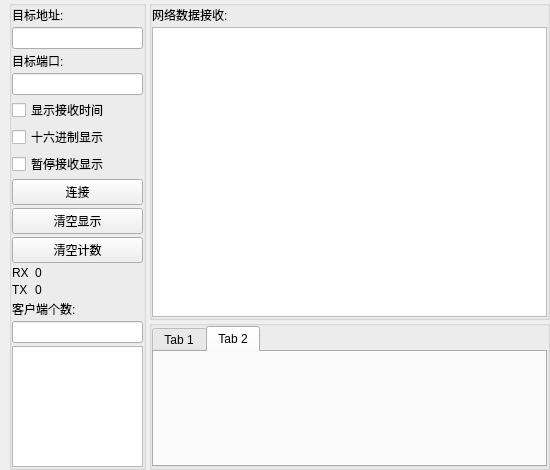
Qt form UI/TCPClients.ui (BeiChenYx/NetDebug) before a commit.
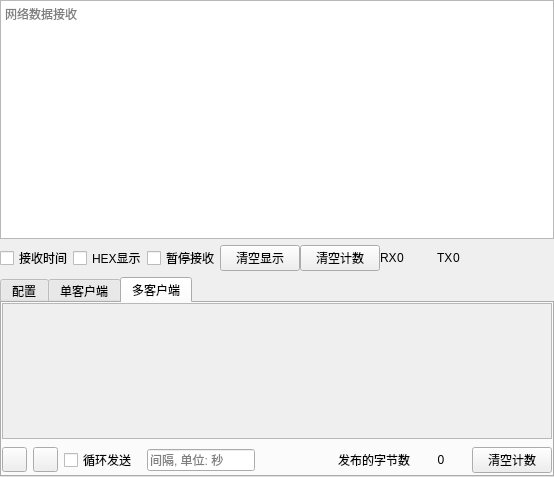
The same form after that commit. The open tabs and pages were chosen to show the change. Icons and pictures are not drawn.

The edit to the form file:
```diff
--- a/UI/TCPClients.ui
+++ b/UI/TCPClients.ui
@@ -6,16 +6,16 @@
    <rect>
     <x>0</x>
     <y>0</y>
-    <width>550</width>
-    <height>470</height>
+    <width>554</width>
+    <height>477</height>
    </rect>
   </property>
   <property name="windowTitle">
    <string>TCP/IP_Clients</string>
   </property>
-  <layout class="QGridLayout" name="gridLayout_4">
+  <layout class="QGridLayout" name="gridLayout">
    <property name="leftMargin">
-    <number>9</number>
+    <number>0</number>
    </property>
    <property name="topMargin">
     <number>0</number>
@@ -27,22 +27,154 @@
     <number>0</number>
    </property>
    <property name="horizontalSpacing">
-    <number>3</number>
+    <number>0</number>
    </property>
-   <property name="verticalSpacing">
+   <item row="0" column="0">
+    <widget class="QTextEdit" name="textEdit">
+     <property name="placeholderText">
+      <string>网络数据接收</string>
+     </property>
+    </widget>
+   </item>
+   <item row="2" column="0">
+    <widget class="QTabWidget" name="tabWidget">
+     <property name="maximumSize">
+      <size>
+       <width>16777215</width>
+       <height>200</height>
+      </size>
+     </property>
+     <property name="currentIndex">
+      <number>1</number>
+     </property>
+     <widget class="QWidget" name="tab_set">
+      <attribute name="title">
+       <string>配置</string>
+      </attribute>
+      <layout class="QGridLayout" name="gridLayout_2">
+       <property name="leftMargin">
     <number>0</number>
    </property>
-   <item row="0" column="0" rowspan="2">
-    <widget class="QGroupBox" name="groupBox_3">
+       <property name="topMargin">
+        <number>0</number>
+       </property>
+       <property name="rightMargin">
+        <number>0</number>
+       </property>
+       <property name="bottomMargin">
+        <number>0</number>
+       </property>
+       <item row="0" column="0">
+        <widget class="QListWidget" name="listWidget">
+         <property name="minimumSize">
+          <size>
+           <width>200</width>
+           <height>0</height>
+          </size>
+         </property>
      <property name="maximumSize">
       <size>
-       <width>137</width>
+           <width>140</width>
        <height>16777215</height>
       </size>
      </property>
-     <property name="title">
-      <string/>
-     </property>
+         <property name="toolTip">
+          <string>客户端列表</string>
+         </property>
+        </widget>
+       </item>
+       <item row="0" column="1">
+        <layout class="QHBoxLayout" name="horizontalLayout_5">
+         <item>
+          <layout class="QVBoxLayout" name="verticalLayout">
+           <item>
+            <widget class="QLineEdit" name="lineEdit_IP">
+             <property name="maximumSize">
+              <size>
+               <width>100</width>
+               <height>16777215</height>
+              </size>
+             </property>
+             <property name="placeholderText">
+              <string>目标服务器地址</string>
+             </property>
+            </widget>
+           </item>
+           <item>
+            <widget class="QLineEdit" name="lineEdit_Port">
+             <property name="maximumSize">
+              <size>
+               <width>70</width>
+               <height>16777215</height>
+              </size>
+             </property>
+             <property name="placeholderText">
+              <string>端口号</string>
+             </property>
+            </widget>
+           </item>
+           <item>
+            <widget class="QLineEdit" name="lineEdit_Clients_Count">
+             <property name="maximumSize">
+              <size>
+               <width>70</width>
+               <height>16777215</height>
+              </size>
+             </property>
+             <property name="placeholderText">
+              <string>客户端个数</string>
+             </property>
+            </widget>
+           </item>
+           <item>
+            <widget class="QPushButton" name="pushButton_Connect">
+             <property name="maximumSize">
+              <size>
+               <width>60</width>
+               <height>16777215</height>
+              </size>
+             </property>
+             <property name="text">
+              <string>连接</string>
+             </property>
+            </widget>
+           </item>
+           <item>
+            <spacer name="verticalSpacer_2">
+             <property name="orientation">
+              <enum>Qt::Vertical</enum>
+             </property>
+             <property name="sizeHint" stdset="0">
+              <size>
+               <width>20</width>
+               <height>40</height>
+              </size>
+             </property>
+            </spacer>
+           </item>
+          </layout>
+         </item>
+        </layout>
+       </item>
+       <item row="0" column="2">
+        <spacer name="horizontalSpacer_3">
+         <property name="orientation">
+          <enum>Qt::Horizontal</enum>
+         </property>
+         <property name="sizeHint" stdset="0">
+          <size>
+           <width>165</width>
+           <height>20</height>
+          </size>
+         </property>
+        </spacer>
+       </item>
+      </layout>
+     </widget>
+     <widget class="QWidget" name="tab_single">
+      <attribute name="title">
+       <string>单客户端</string>
+      </attribute>
      <layout class="QGridLayout" name="gridLayout_3">
       <property name="leftMargin">
        <number>0</number>
@@ -56,62 +188,340 @@
       <property name="bottomMargin">
        <number>0</number>
       </property>
-      <property name="horizontalSpacing">
-       <number>0</number>
-      </property>
-      <property name="verticalSpacing">
-       <number>3</number>
-      </property>
       <item row="0" column="0">
-       <layout class="QVBoxLayout" name="verticalLayout_2">
-        <property name="spacing">
-         <number>3</number>
-        </property>
+        <widget class="QTextEdit" name="textEdit_2"/>
+       </item>
+       <item row="1" column="0">
+        <layout class="QHBoxLayout" name="horizontalLayout_3">
+         <item>
+          <widget class="QPushButton" name="pushButton">
+           <property name="text">
+            <string>发送</string>
+           </property>
+          </widget>
+         </item>
+         <item>
+          <widget class="QCheckBox" name="checkBox">
+           <property name="text">
+            <string>十六进制</string>
+           </property>
+          </widget>
+         </item>
+         <item>
+          <widget class="QCheckBox" name="checkBox_2">
+           <property name="text">
+            <string>循环发送</string>
+           </property>
+          </widget>
+         </item>
         <item>
          <widget class="QLabel" name="label">
           <property name="text">
-           <string>目标地址:</string>
+            <string>间隔:</string>
           </property>
          </widget>
         </item>
         <item>
-         <widget class="QLineEdit" name="lineEdit_IP"/>
+          <widget class="QLineEdit" name="lineEdit">
+           <property name="maximumSize">
+            <size>
+             <width>40</width>
+             <height>16777215</height>
+            </size>
+           </property>
+          </widget>
         </item>
         <item>
          <widget class="QLabel" name="label_2">
           <property name="text">
-           <string>目标端口:</string>
+            <string>ms</string>
           </property>
          </widget>
         </item>
         <item>
-         <widget class="QLineEdit" name="lineEdit_Port"/>
-        </item>
+          <spacer name="horizontalSpacer_4">
+           <property name="orientation">
+            <enum>Qt::Horizontal</enum>
+           </property>
+           <property name="sizeHint" stdset="0">
+            <size>
+             <width>133</width>
+             <height>20</height>
+            </size>
+           </property>
+          </spacer>
+         </item>
+        </layout>
+       </item>
+      </layout>
+     </widget>
+     <widget class="QWidget" name="tab_mul">
+      <attribute name="title">
+       <string>多客户端</string>
+      </attribute>
+      <layout class="QVBoxLayout" name="verticalLayout_2">
+       <property name="leftMargin">
+        <number>0</number>
+       </property>
+       <property name="topMargin">
+        <number>0</number>
+       </property>
+       <property name="rightMargin">
+        <number>0</number>
+       </property>
+       <property name="bottomMargin">
+        <number>0</number>
+       </property>
+       <item>
+        <widget class="QScrollArea" name="scrollArea">
+         <property name="widgetResizable">
+          <bool>true</bool>
+         </property>
+         <widget class="QWidget" name="scrollAreaWidgetContents">
+          <property name="geometry">
+           <rect>
+            <x>0</x>
+            <y>0</y>
+            <width>546</width>
+            <height>135</height>
+           </rect>
+          </property>
+          <layout class="QGridLayout" name="gridLayout_4">
+           <item row="0" column="0">
+            <layout class="QFormLayout" name="formLayout_publish">
+             <property name="horizontalSpacing">
+              <number>0</number>
+             </property>
+             <property name="verticalSpacing">
+              <number>3</number>
+             </property>
+            </layout>
+           </item>
+          </layout>
+         </widget>
+        </widget>
+       </item>
+       <item>
+        <layout class="QHBoxLayout" name="horizontalLayout_7">
+         <item>
+          <widget class="QPushButton" name="pushButton_7">
+           <property name="sizePolicy">
+            <sizepolicy hsizetype="Fixed" vsizetype="Fixed">
+             <horstretch>0</horstretch>
+             <verstretch>0</verstretch>
+            </sizepolicy>
+           </property>
+           <property name="minimumSize">
+            <size>
+             <width>25</width>
+             <height>25</height>
+            </size>
+           </property>
+           <property name="maximumSize">
+            <size>
+             <width>25</width>
+             <height>25</height>
+            </size>
+           </property>
+           <property name="toolTip">
+            <string>添加一行</string>
+           </property>
+           <property name="text">
+            <string/>
+           </property>
+           <property name="icon">
+            <iconset>
+             <normaloff>:/img/加.png</normaloff>:/img/加.png</iconset>
+           </property>
+           <property name="iconSize">
+            <size>
+             <width>25</width>
+             <height>25</height>
+            </size>
+           </property>
+          </widget>
+         </item>
+         <item>
+          <widget class="QPushButton" name="pushButton_8">
+           <property name="sizePolicy">
+            <sizepolicy hsizetype="Fixed" vsizetype="Fixed">
+             <horstretch>0</horstretch>
+             <verstretch>0</verstretch>
+            </sizepolicy>
+           </property>
+           <property name="minimumSize">
+            <size>
+             <width>25</width>
+             <height>25</height>
+            </size>
+           </property>
+           <property name="maximumSize">
+            <size>
+             <width>25</width>
+             <height>25</height>
+            </size>
+           </property>
+           <property name="toolTip">
+            <string>删除最后一行</string>
+           </property>
+           <property name="text">
+            <string/>
+           </property>
+           <property name="icon">
+            <iconset>
+             <normaloff>:/img/减号.png</normaloff>:/img/减号.png</iconset>
+           </property>
+           <property name="iconSize">
+            <size>
+             <width>25</width>
+             <height>25</height>
+            </size>
+           </property>
+          </widget>
+         </item>
+         <item>
+          <widget class="QCheckBox" name="checkBox_publish">
+           <property name="sizePolicy">
+            <sizepolicy hsizetype="Expanding" vsizetype="Fixed">
+             <horstretch>0</horstretch>
+             <verstretch>0</verstretch>
+            </sizepolicy>
+           </property>
+           <property name="minimumSize">
+            <size>
+             <width>30</width>
+             <height>30</height>
+            </size>
+           </property>
+           <property name="maximumSize">
+            <size>
+             <width>10000</width>
+             <height>30</height>
+            </size>
+           </property>
+           <property name="toolTip">
+            <string>&lt;html&gt;&lt;head/&gt;&lt;body&gt;&lt;p&gt;发布数据&lt;/p&gt;&lt;/body&gt;&lt;/html&gt;</string>
+           </property>
+           <property name="toolTipDuration">
+            <number>0</number>
+           </property>
+           <property name="statusTip">
+            <string>发布数据</string>
+           </property>
+           <property name="whatsThis">
+            <string>发布数据</string>
+           </property>
+           <property name="text">
+            <string>循环发送</string>
+           </property>
+           <property name="iconSize">
+            <size>
+             <width>30</width>
+             <height>30</height>
+            </size>
+           </property>
+          </widget>
+         </item>
+         <item>
+          <widget class="QLineEdit" name="lineEdit_times">
+           <property name="sizePolicy">
+            <sizepolicy hsizetype="Fixed" vsizetype="Fixed">
+             <horstretch>0</horstretch>
+             <verstretch>0</verstretch>
+            </sizepolicy>
+           </property>
+           <property name="maximumSize">
+            <size>
+             <width>120</width>
+             <height>16777215</height>
+            </size>
+           </property>
+           <property name="toolTip">
+            <string>循环发送间隔</string>
+           </property>
+           <property name="placeholderText">
+            <string>间隔, 单位: 秒</string>
+           </property>
+          </widget>
+         </item>
+         <item>
+          <spacer name="horizontalSpacer">
+           <property name="orientation">
+            <enum>Qt::Horizontal</enum>
+           </property>
+           <property name="sizeHint" stdset="0">
+            <size>
+             <width>40</width>
+             <height>20</height>
+            </size>
+           </property>
+          </spacer>
+         </item>
+         <item>
+          <widget class="QLabel" name="label_4">
+           <property name="text">
+            <string>发布的字节数</string>
+           </property>
+          </widget>
+         </item>
+         <item>
+          <widget class="QLabel" name="label_counts">
+           <property name="minimumSize">
+            <size>
+             <width>50</width>
+             <height>0</height>
+            </size>
+           </property>
+           <property name="layoutDirection">
+            <enum>Qt::LeftToRight</enum>
+           </property>
+           <property name="text">
+            <string>0</string>
+           </property>
+           <property name="alignment">
+            <set>Qt::AlignCenter</set>
+           </property>
+          </widget>
+         </item>
+         <item>
+          <widget class="QPushButton" name="pushButton_clear">
+           <property name="text">
+            <string>清空计数</string>
+           </property>
+           <property name="iconSize">
+            <size>
+             <width>30</width>
+             <height>30</height>
+            </size>
+           </property>
+          </widget>
+         </item>
+        </layout>
+       </item>
+      </layout>
+     </widget>
+    </widget>
+   </item>
+   <item row="1" column="0">
+    <layout class="QHBoxLayout" name="horizontalLayout_4">
         <item>
          <widget class="QCheckBox" name="checkBox_Display_Time">
           <property name="text">
-           <string>显示接收时间</string>
+        <string>接收时间</string>
           </property>
          </widget>
         </item>
         <item>
          <widget class="QCheckBox" name="checkBox_Display_Hex">
           <property name="text">
-           <string>十六进制显示</string>
+        <string>HEX显示</string>
           </property>
          </widget>
         </item>
         <item>
          <widget class="QCheckBox" name="checkBox_Pause">
           <property name="text">
-           <string>暂停接收显示</string>
-          </property>
-         </widget>
-        </item>
-        <item>
-         <widget class="QPushButton" name="pushButton_Connect">
-          <property name="text">
-           <string>连接</string>
+        <string>暂停接收</string>
           </property>
          </widget>
         </item>
@@ -146,6 +556,12 @@
           </item>
           <item>
            <widget class="QLabel" name="label_RX">
+         <property name="minimumSize">
+          <size>
+           <width>40</width>
+           <height>0</height>
+          </size>
+         </property>
             <property name="text">
              <string>0</string>
             </property>
@@ -170,6 +586,12 @@
           </item>
           <item>
            <widget class="QLabel" name="label_TX">
+         <property name="minimumSize">
+          <size>
+           <width>40</width>
+           <height>0</height>
+          </size>
+         </property>
             <property name="text">
              <string>0</string>
             </property>
@@ -178,106 +600,19 @@
          </layout>
         </item>
         <item>
-         <widget class="QLabel" name="label_4">
-          <property name="text">
-           <string>客户端个数:</string>
-          </property>
-         </widget>
-        </item>
-        <item>
-         <widget class="QLineEdit" name="lineEdit_Clients_Count"/>
-        </item>
-        <item>
-         <widget class="QListWidget" name="listWidget"/>
-        </item>
-       </layout>
-      </item>
-     </layout>
-    </widget>
-   </item>
-   <item row="0" column="1">
-    <widget class="QGroupBox" name="groupBox">
-     <property name="title">
-      <string/>
-     </property>
-     <layout class="QGridLayout" name="gridLayout">
-      <property name="leftMargin">
-       <number>0</number>
-      </property>
-      <property name="topMargin">
-       <number>0</number>
-      </property>
-      <property name="rightMargin">
-       <number>0</number>
-      </property>
-      <property name="bottomMargin">
-       <number>0</number>
-      </property>
-      <property name="horizontalSpacing">
-       <number>0</number>
-      </property>
-      <property name="verticalSpacing">
-       <number>3</number>
-      </property>
-      <item row="1" column="0">
-       <widget class="QTextEdit" name="textEdit"/>
-      </item>
-      <item row="0" column="0">
-       <widget class="QLabel" name="label_6">
-        <property name="text">
-         <string>网络数据接收:</string>
-        </property>
-       </widget>
-      </item>
-     </layout>
-    </widget>
-   </item>
-   <item row="1" column="1">
-    <widget class="QGroupBox" name="groupBox_2">
-     <property name="maximumSize">
+      <spacer name="horizontalSpacer_2">
+       <property name="orientation">
+        <enum>Qt::Horizontal</enum>
+       </property>
+       <property name="sizeHint" stdset="0">
       <size>
-       <width>16777215</width>
-       <height>150</height>
-      </size>
-     </property>
-     <property name="title">
-      <string/>
-     </property>
-     <layout class="QGridLayout" name="gridLayout_2">
-      <property name="leftMargin">
-       <number>0</number>
-      </property>
-      <property name="topMargin">
-       <number>0</number>
-      </property>
-      <property name="rightMargin">
-       <number>0</number>
-      </property>
-      <property name="bottomMargin">
-       <number>0</number>
-      </property>
-      <property name="spacing">
-       <number>0</number>
-      </property>
-      <item row="0" column="0">
-       <widget class="QTabWidget" name="tabWidget">
-        <property name="currentIndex">
-         <number>1</number>
-        </property>
-        <widget class="QWidget" name="tab">
-         <attribute name="title">
-          <string>Tab 1</string>
-         </attribute>
-        </widget>
-        <widget class="QWidget" name="tab_2">
-         <attribute name="title">
-          <string>Tab 2</string>
-         </attribute>
-        </widget>
-       </widget>
-      </item>
-     </layout>
-    </widget>
+         <width>40</width>
+         <height>20</height>
+        </size>
+       </property>
+      </spacer>
+     </item>
+    </layout>
    </item>
   </layout>
  </widget>
```
Lines whose indentation alone changed are shown as unchanged.
